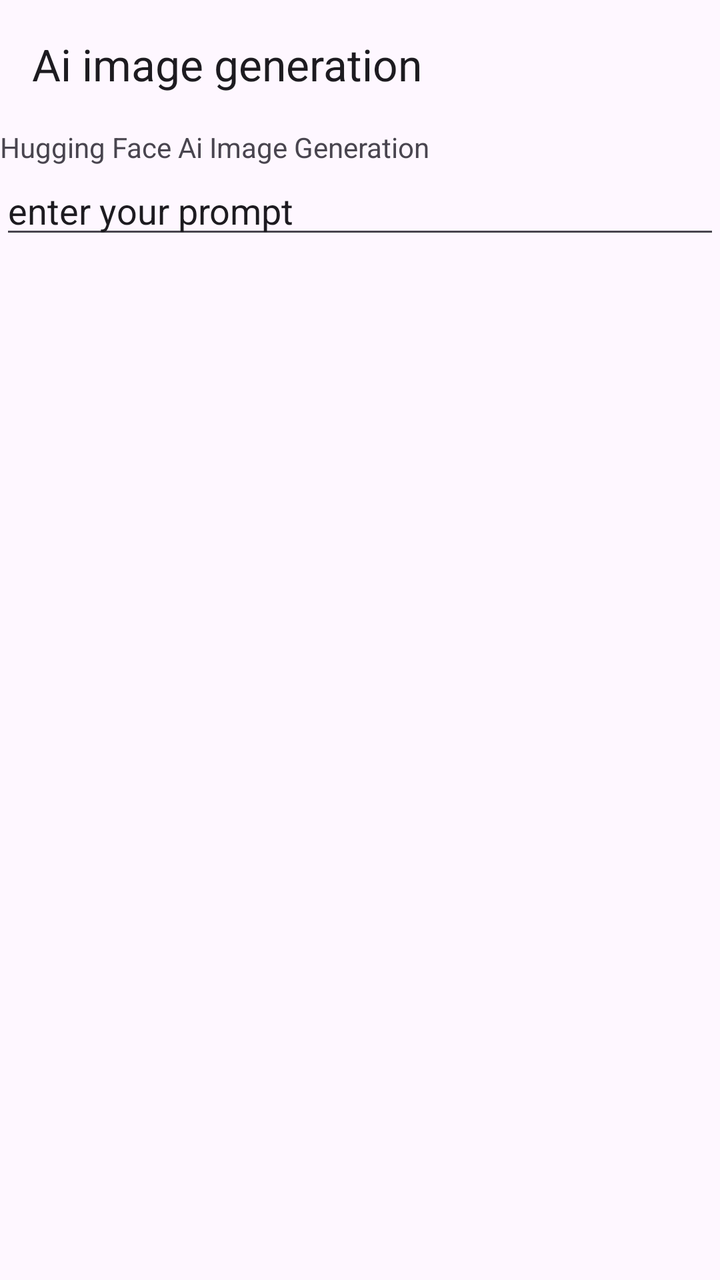
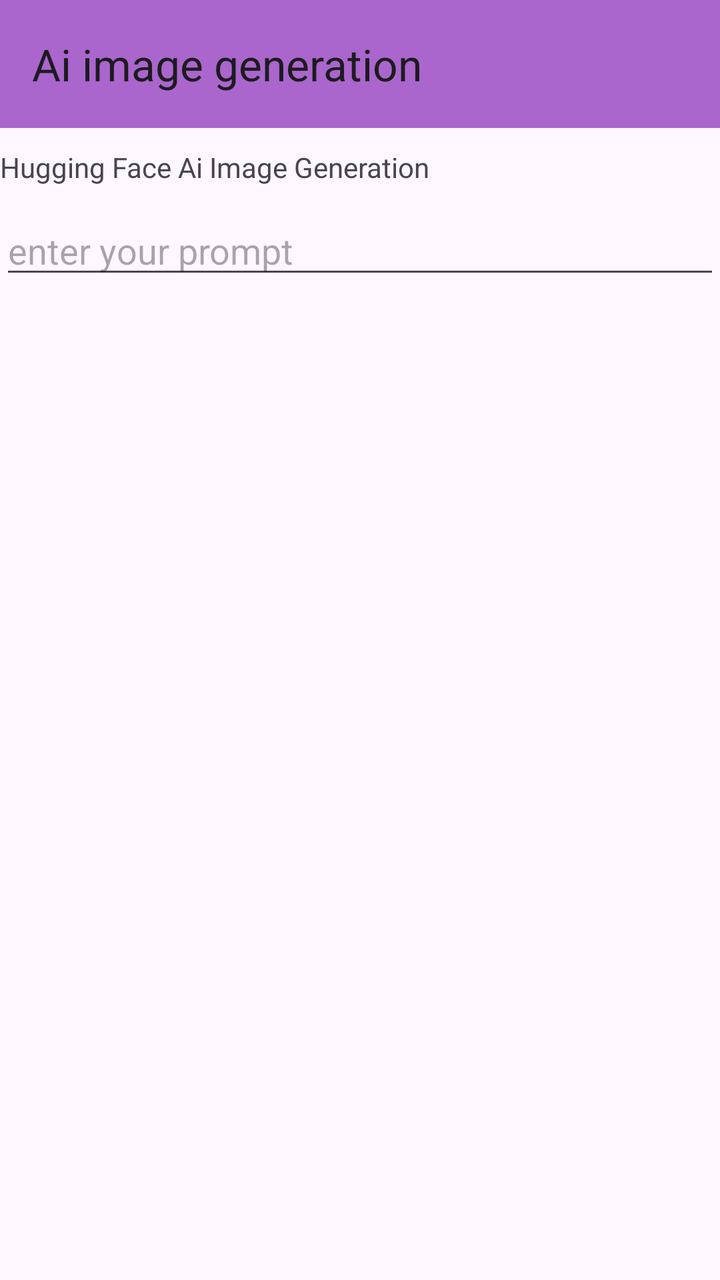

Compare the two renders of this Android layout. The source of the first and the diff that turns it into the second are given below.
<!-- AndroidManifest.xml: application theme Theme.Class6 -->
<!-- res/layout/activity_main.xml -->
<?xml version="1.0" encoding="utf-8"?>
<LinearLayout xmlns:android="http://schemas.android.com/apk/res/android"
    xmlns:app="http://schemas.android.com/apk/res-auto"
    xmlns:tools="http://schemas.android.com/tools"
    android:id="@+id/main"
    android:layout_width="match_parent"
    android:layout_height="match_parent"
    tools:context=".MainActivity"
    android:orientation="vertical"
    android:fitsSystemWindows="true"
    >

    <androidx.appcompat.widget.Toolbar
        android:id="@+id/toolbar"
        android:layout_width="match_parent"
        android:layout_height="?attr/actionBarSize"
        app:title="Ai image generation"
        />

    <TextView

        android:id="@+id/tv1"
        android:layout_width="wrap_content"
        android:layout_height="wrap_content"
        android:text="Hugging Face Ai Image Generation"
 />

    <EditText
        android:id="@+id/et1"
        android:layout_width="match_parent"
        android:layout_height="wrap_content"
        android:text="enter your prompt"
        />

    <TextView
        android:id="@+id/tv2"
        android:layout_width="match_parent"
        android:layout_height="wrap_content"/>

    <ImageView
        android:id="@+id/image1"
        android:layout_width="wrap_content"
        android:layout_height="wrap_content"
        />

</LinearLayout>
<!-- resources referenced by this layout -->
<resources>
  <style name="Theme.Class6" parent="Base.Theme.Class6" />
  <style name="Base.Theme.Class6" parent="Theme.Material3.Light.NoActionBar">
          
          
      </style>
</resources>

<!-- the commit's change to res/layout/activity_main.xml (unified diff, before → after) -->
@@ -15,32 +15,44 @@
         android:layout_width="match_parent"
         android:layout_height="?attr/actionBarSize"
         app:title="Ai image generation"
+        android:background="@android:color/holo_purple"
+        android:layout_marginBottom="10dp"
+        
         />
 
     <TextView
-
         android:id="@+id/tv1"
         android:layout_width="wrap_content"
         android:layout_height="wrap_content"
         android:text="Hugging Face Ai Image Generation"
+        android:layout_marginBottom="10dp"
+        
  />
 
     <EditText
         android:id="@+id/et1"
         android:layout_width="match_parent"
         android:layout_height="wrap_content"
-        android:text="enter your prompt"
+        android:hint="enter your prompt"
+        android:layout_marginBottom="10dp"
+        
         />
 
     <TextView
         android:id="@+id/tv2"
-        android:layout_width="match_parent"
-        android:layout_height="wrap_content"/>
+        android:layout_width="wrap_content"
+        android:layout_height="wrap_content"
+        android:text=""
+        android:layout_marginBottom="10dp"
+
+        />
 
     <ImageView
         android:id="@+id/image1"
         android:layout_width="wrap_content"
         android:layout_height="wrap_content"
+        android:layout_marginBottom="10dp"
+        
         />
 
 </LinearLayout>
